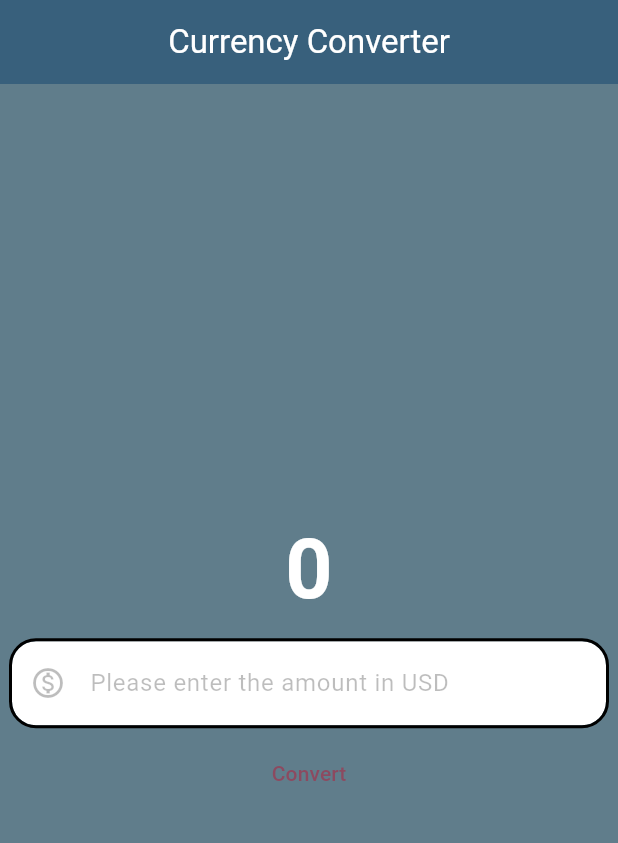
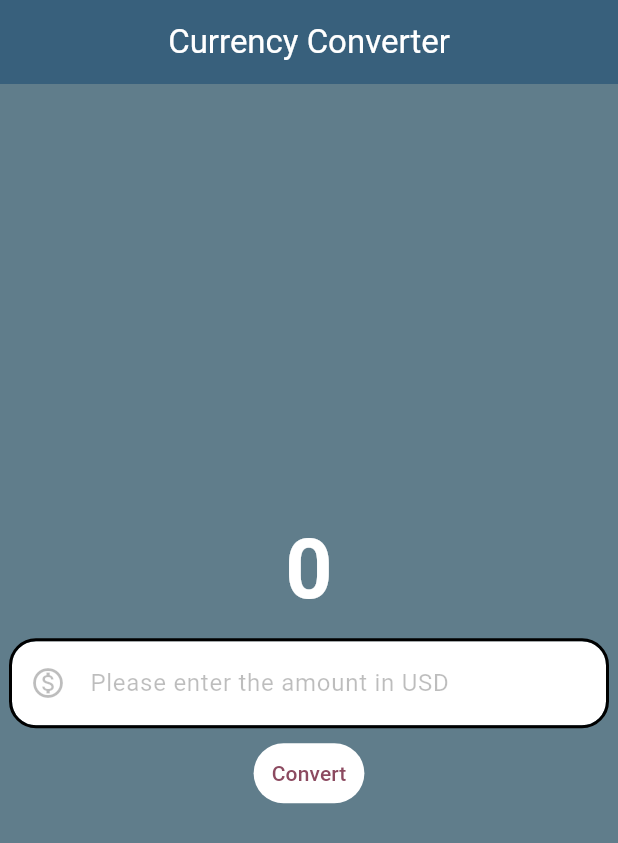
Before and after one commit to SynthiaAtieno/flutter_tutorial, a Flutter app: the screen it shows after launch, after a tap on "Convert", on a phone screen of 412 x 824 dp. Shown: the top 843 px of the screen. Run offline on Flutter 3.47's test engine with Material 2 defaults, Android fonts, the phone set to English and light mode, and no system bars.

```diff
--- a/lib/my_home_page.dart
+++ b/lib/my_home_page.dart
@@ -56,10 +56,14 @@ class MyHomePage extends StatelessWidget {
                     decimal: true,
                   ),
                 ),
-
               ),
-              TextButton(onPressed: (){
-              }, child: const Text("Convert"))
+              TextButton(
+                onPressed: () {},
+                style: ButtonStyle(
+                  backgroundColor: MaterialStateProperty.all(Colors.white),
+                ),
+                child: const Text("Convert"),
+              ),
             ],
           ),
         ),
```
